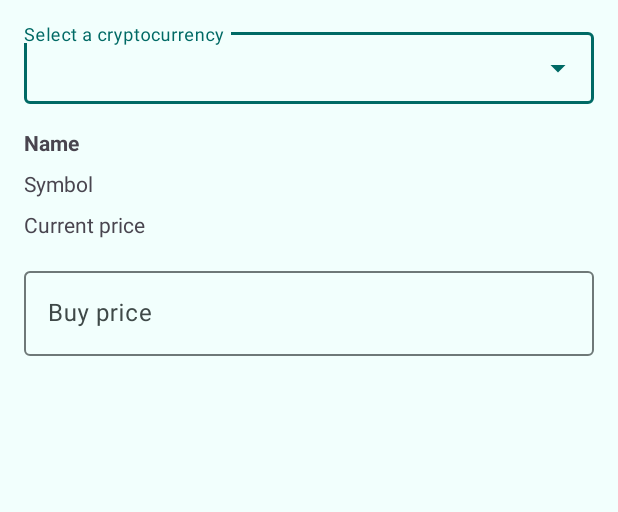
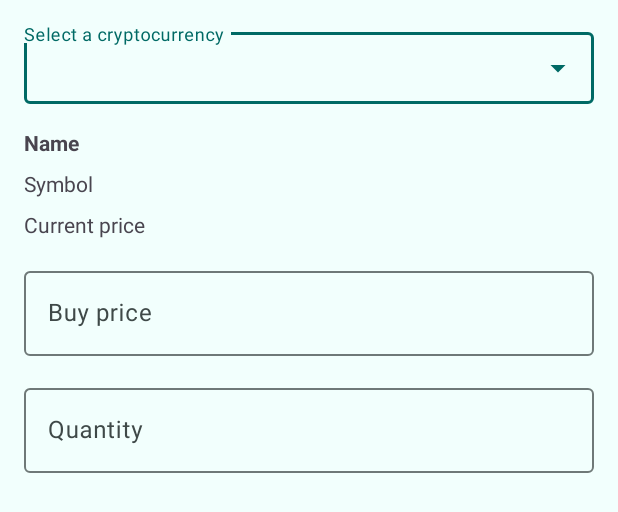
Before and after one commit to YashPindiwala/CryptoTracker, an Android app: the layout crypto_form.xml on its own in the app's theme, with its tools: preview values and no code run, on a phone screen of 412 x 824 dp. Shown: the top 512 px of the screen. Run offline under Robolectric (Android 15) with nearby library versions, the phone set to English and light mode, and no system bars; network calls fail.

Commit message:
added quantity and user total for DB usage along with settings the default buy price to the current price

```diff
--- a/app/src/main/java/com/project/app/cryptotracker/API/CoinListingRequest.java
+++ b/app/src/main/java/com/project/app/cryptotracker/API/CoinListingRequest.java
@@ -34,6 +34,7 @@ public class CoinListingRequest {
     private Context context;
     private RecyclerView recyclerView;
 
+    //used callback for resuability
     public interface CoinListingCallback {
         void onCoinListingsFetched(ArrayList<CoinListing> coinListings);
     }
--- a/app/src/main/res/layout/crypto_form.xml
+++ b/app/src/main/res/layout/crypto_form.xml
@@ -56,4 +56,18 @@
 
     </com.google.android.material.textfield.TextInputLayout>
 
+    <com.google.android.material.textfield.TextInputLayout
+        android:layout_width="match_parent"
+        android:layout_height="match_parent"
+        android:layout_marginTop="16dp"
+        android:hint="Quantity">
+
+        <com.google.android.material.textfield.TextInputEditText
+            android:id="@+id/crypto_buy_quantity"
+            android:layout_width="match_parent"
+            android:layout_height="wrap_content"
+            android:inputType="numberDecimal" />
+
+    </com.google.android.material.textfield.TextInputLayout>
+
 </LinearLayout>
```
Also changed, not shown: app/src/main/java/com/project/app/cryptotracker/MainActivity.java (+15 -6 lines).
